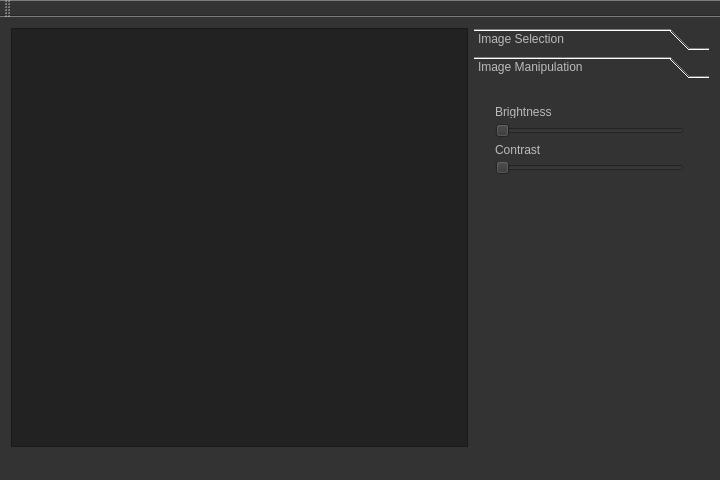
The window that mainwindow.ui (BenJuan26/OpenSkyStacker) describes before a commit, drawn with Qt 5.
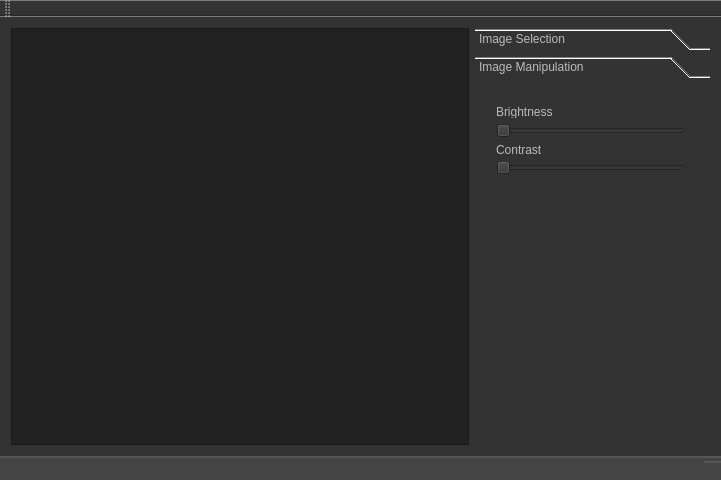
The same window after the commit. The open tabs and pages were chosen to show the change.

Commit message: brighten status bar

Patch:
```diff
--- a/mainwindow.ui
+++ b/mainwindow.ui
@@ -6,7 +6,7 @@
    <rect>
     <x>0</x>
     <y>0</y>
-    <width>720</width>
+    <width>721</width>
     <height>480</height>
    </rect>
   </property>
@@ -51,6 +51,9 @@
     </item>
     <item row="0" column="1">
      <widget class="QToolBox" name="toolBox_2">
+      <property name="enabled">
+       <bool>true</bool>
+      </property>
       <property name="minimumSize">
        <size>
         <width>235</width>
@@ -153,14 +156,14 @@
       </widget>
       <widget class="QWidget" name="page_4">
        <property name="enabled">
-        <bool>false</bool>
+        <bool>true</bool>
        </property>
        <property name="geometry">
         <rect>
          <x>0</x>
          <y>0</y>
          <width>235</width>
-         <height>165</height>
+         <height>163</height>
         </rect>
        </property>
        <attribute name="label">
@@ -244,7 +247,8 @@
   </widget>
   <widget class="QStatusBar" name="statusBar">
    <property name="styleSheet">
-    <string notr="true">background-color:#333;</string>
+    <string notr="true">background-color:#444;
+border-top: 2px solid #555;</string>
    </property>
   </widget>
  </widget>
```
Left out of the diff: 7 changed lines with no effect on the pictures.
